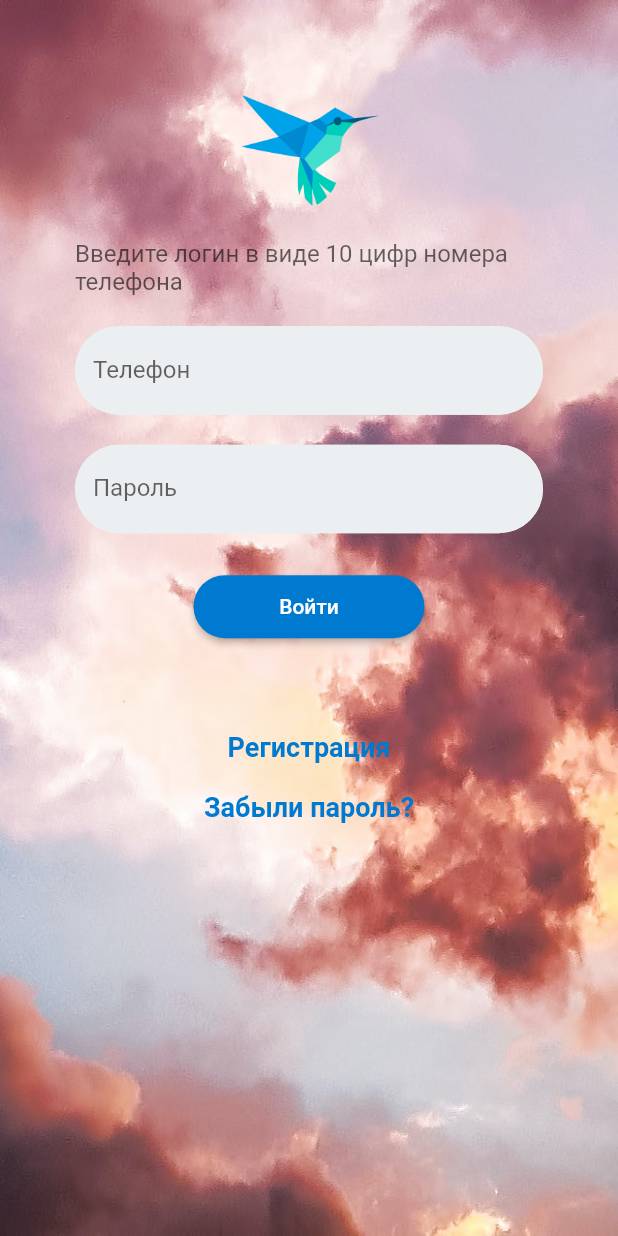
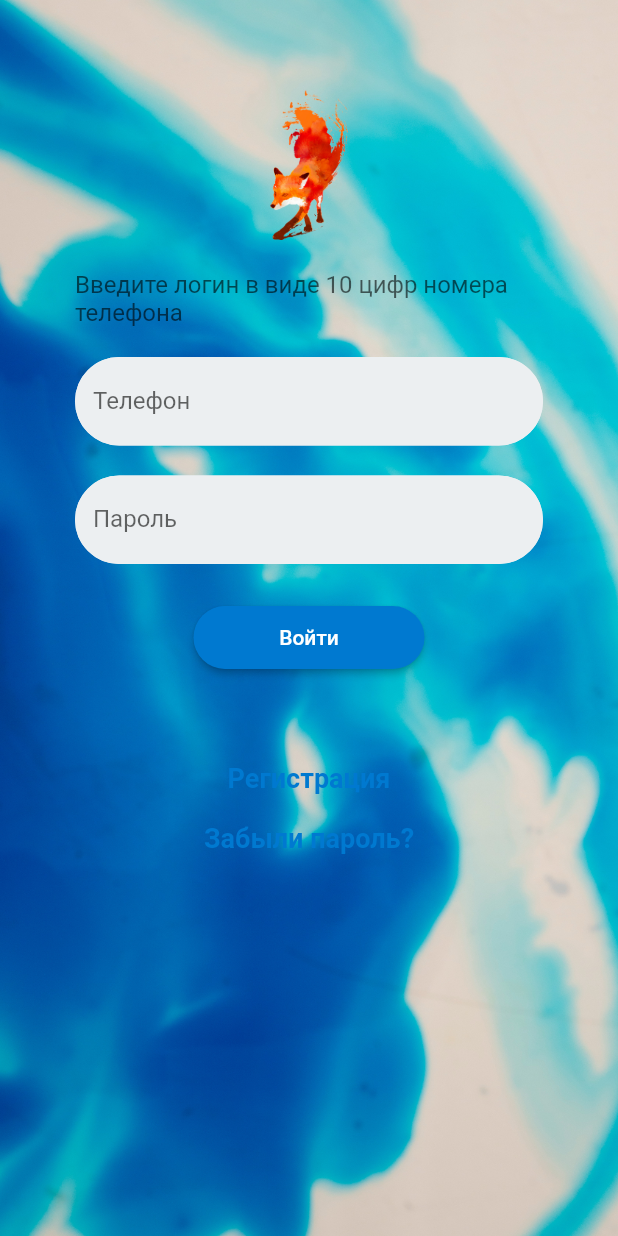
Before and after one commit to dmitrymatveev87/auth_page, a Flutter app: the screen it shows after launch, on a phone screen of 412 x 824 dp. Run offline on Flutter 3.47's test engine with Material 2 defaults, Android fonts, the phone set to English and light mode, and no system bars.

Commit message:
Добавлены изображения и фон

```diff
--- a/lib/main.dart
+++ b/lib/main.dart
@@ -25,7 +25,7 @@ class MyApp extends StatelessWidget {
         body: Container(
           decoration: const BoxDecoration(
         image: DecorationImage(
-      image: AssetImage("assets/bg1.jpg"),
+      image: AssetImage("assets/fon.jpg"),
           fit: BoxFit.cover,
           ),
           ),
@@ -35,7 +35,7 @@ class MyApp extends StatelessWidget {
           child: SingleChildScrollView(
             child: Column(children: [
               SizedBox(height: 60,),
-              const SizedBox(width:103, height: 79.42, child: Image(image: AssetImage('assets/pngwing.com.png')),),
+              const SizedBox(width:200, height: 100, child: Image(image: AssetImage('assets/fox.png')),),
               SizedBox(height: 20,),
               Text('Введите логин в виде 10 цифр номера телефона',
               style: TextStyle (fontSize: 16, color: Color.fromRGBO(0, 0, 0, 0.6)),),
```
Also changed, not shown: assets/fon.jpg (added), assets/fox.png (added).
